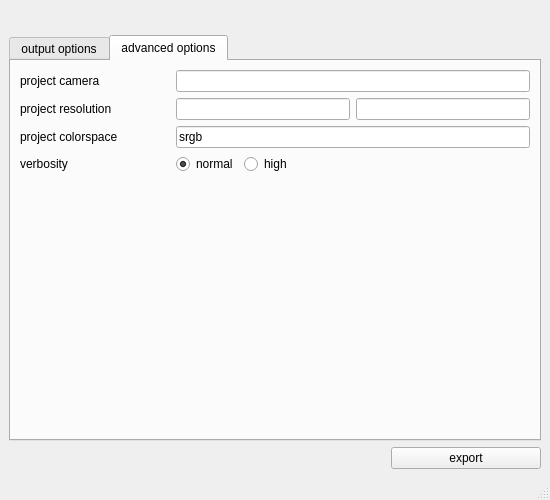
Old version of the form mayaToAppleseed.ui in the repository dictoon/mayaseed.
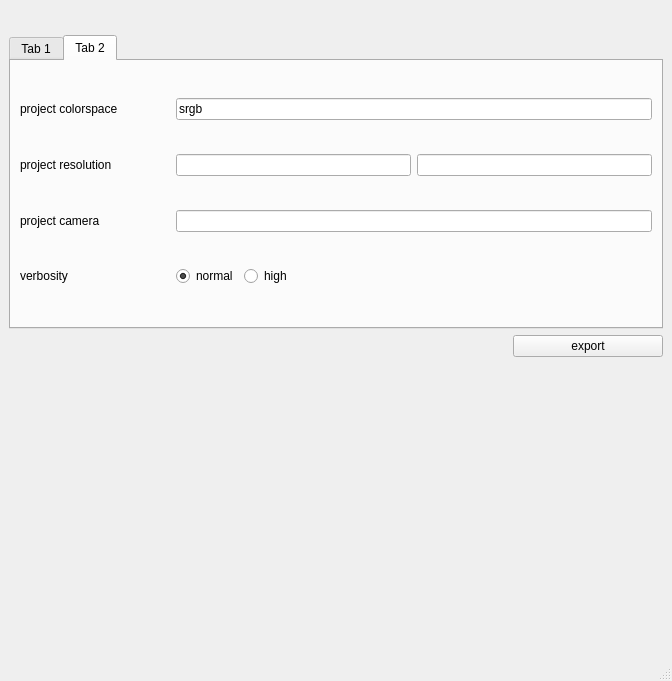
New version of the form. Icons and pictures are not drawn.

Commit message: added writeXml implementation, updated the ui and added README.txt

What changed in the file:
```diff
--- a/mayaToAppleseed.ui
+++ b/mayaToAppleseed.ui
@@ -6,26 +6,26 @@
    <rect>
     <x>0</x>
     <y>0</y>
-    <width>550</width>
-    <height>500</height>
+    <width>672</width>
+    <height>681</height>
    </rect>
   </property>
   <property name="sizePolicy">
-   <sizepolicy hsizetype="Fixed" vsizetype="Fixed">
+   <sizepolicy hsizetype="Minimum" vsizetype="Minimum">
     <horstretch>0</horstretch>
     <verstretch>0</verstretch>
    </sizepolicy>
   </property>
   <property name="minimumSize">
    <size>
-    <width>550</width>
-    <height>500</height>
+    <width>0</width>
+    <height>0</height>
    </size>
   </property>
   <property name="maximumSize">
    <size>
-    <width>550</width>
-    <height>2000</height>
+    <width>99999</width>
+    <height>99999</height>
    </size>
   </property>
   <property name="windowTitle">
@@ -83,7 +83,7 @@
       </property>
       <widget class="QWidget" name="tab">
        <attribute name="title">
-        <string>output options</string>
+        <string>Tab 1</string>
        </attribute>
        <layout class="QVBoxLayout" name="verticalLayout_4">
         <item>
@@ -226,52 +226,9 @@
       </widget>
       <widget class="QWidget" name="tab_2">
        <attribute name="title">
-        <string>advanced options</string>
+        <string>Tab 2</string>
        </attribute>
-       <layout class="QVBoxLayout" name="verticalLayout_2">
-        <item>
-         <layout class="QHBoxLayout" name="horizontalLayout">
-          <item>
-           <widget class="QLabel" name="label_5">
-            <property name="minimumSize">
-             <size>
-              <width>150</width>
-              <height>0</height>
-             </size>
-            </property>
-            <property name="text">
-             <string>project camera</string>
-            </property>
-           </widget>
-          </item>
-          <item>
-           <widget class="QLineEdit" name="lineEdit_3"/>
-          </item>
-         </layout>
-        </item>
-        <item>
-         <layout class="QHBoxLayout" name="horizontalLayout_7">
-          <item>
-           <widget class="QLabel" name="label_6">
-            <property name="minimumSize">
-             <size>
-              <width>150</width>
-              <height>0</height>
-             </size>
-            </property>
-            <property name="text">
-             <string>project resolution</string>
-            </property>
-           </widget>
-          </item>
-          <item>
-           <widget class="QLineEdit" name="lineEdit_5"/>
-          </item>
-          <item>
-           <widget class="QLineEdit" name="lineEdit_4"/>
-          </item>
-         </layout>
-        </item>
+       <layout class="QVBoxLayout" name="verticalLayout_6">
         <item>
          <layout class="QHBoxLayout" name="horizontalLayout_8">
           <item>
@@ -296,6 +253,49 @@
           </item>
          </layout>
         </item>
+        <item>
+         <layout class="QHBoxLayout" name="horizontalLayout_7">
+          <item>
+           <widget class="QLabel" name="label_6">
+            <property name="minimumSize">
+             <size>
+              <width>150</width>
+              <height>0</height>
+             </size>
+            </property>
+            <property name="text">
+             <string>project resolution</string>
+            </property>
+           </widget>
+          </item>
+          <item>
+           <widget class="QLineEdit" name="lineEdit_5"/>
+          </item>
+          <item>
+           <widget class="QLineEdit" name="lineEdit_4"/>
+          </item>
+         </layout>
+        </item>
+        <item>
+         <layout class="QHBoxLayout" name="horizontalLayout">
+          <item>
+           <widget class="QLabel" name="label_5">
+            <property name="minimumSize">
+             <size>
+              <width>150</width>
+              <height>0</height>
+             </size>
+            </property>
+            <property name="text">
+             <string>project camera</string>
+            </property>
+           </widget>
+          </item>
+          <item>
+           <widget class="QLineEdit" name="lineEdit_3"/>
+          </item>
+         </layout>
+        </item>
         <item>
          <layout class="QHBoxLayout" name="horizontalLayout_9">
           <item>
@@ -343,19 +343,6 @@
           </item>
          </layout>
         </item>
-        <item>
-         <spacer name="verticalSpacer_2">
-          <property name="orientation">
-           <enum>Qt::Vertical</enum>
-          </property>
-          <property name="sizeHint" stdset="0">
-           <size>
-            <width>20</width>
-            <height>40</height>
-           </size>
-          </property>
-         </spacer>
-        </item>
        </layout>
       </widget>
      </widget>
@@ -390,6 +377,19 @@
       </item>
      </layout>
     </item>
+    <item>
+     <spacer name="verticalSpacer_2">
+      <property name="orientation">
+       <enum>Qt::Vertical</enum>
+      </property>
+      <property name="sizeHint" stdset="0">
+       <size>
+        <width>20</width>
+        <height>40</height>
+       </size>
+      </property>
+     </spacer>
+    </item>
    </layout>
   </widget>
   <widget class="QStatusBar" name="statusbar"/>
```
Left out of the diff: 30 changed lines with no effect on the pictures. The commit also changes 2 other files.
